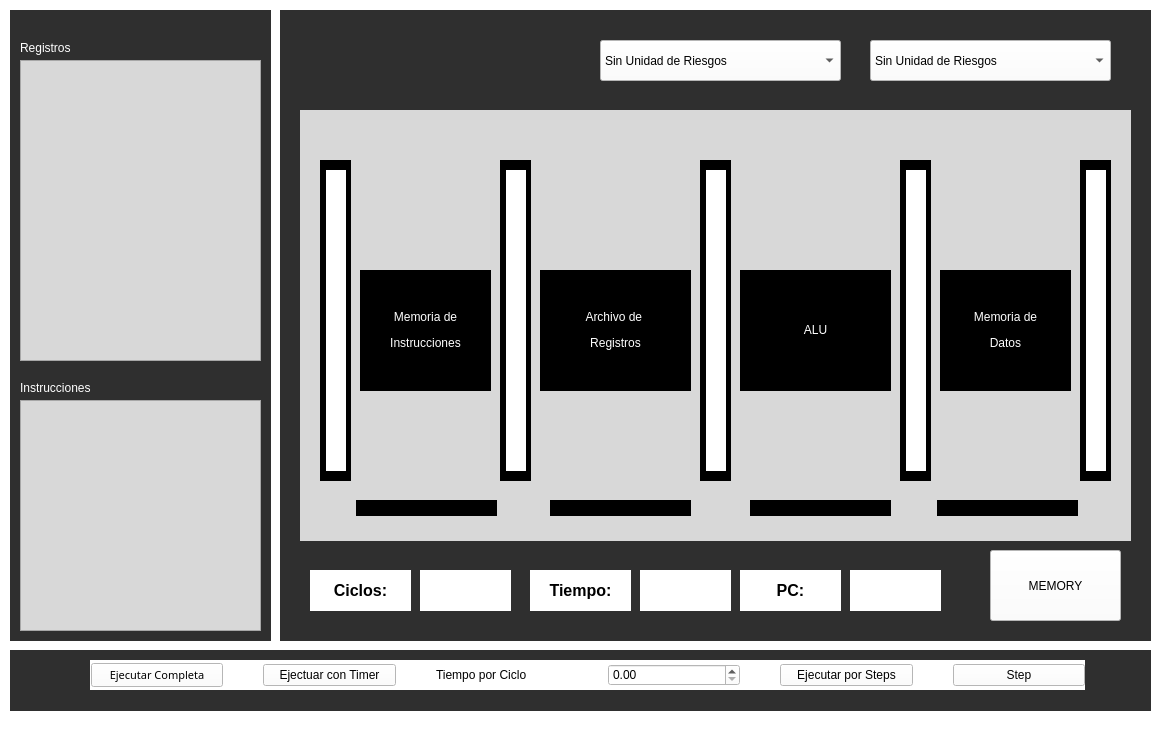
Before: the Qt Designer form PythonProject2/sim.ui in f4bms/Simulador-de-Procesador-Segmentado, drawn with Qt 5.
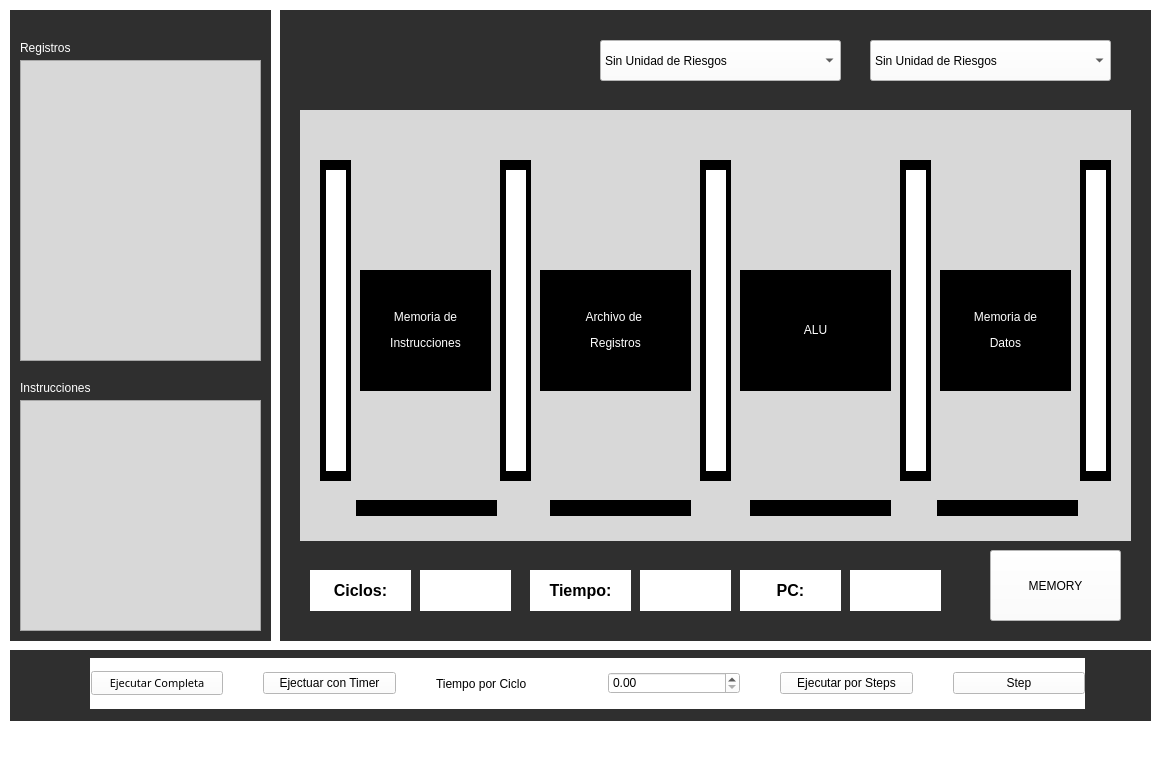
After: the same form once the commit is applied. Icons and pictures are not drawn.

```diff
--- a/PythonProject2/sim.ui
+++ b/PythonProject2/sim.ui
@@ -7,7 +7,7 @@
     <x>0</x>
     <y>0</y>
     <width>1166</width>
-    <height>756</height>
+    <height>764</height>
    </rect>
   </property>
   <property name="windowTitle">
@@ -642,7 +642,7 @@
       <x>10</x>
       <y>650</y>
       <width>1141</width>
-      <height>61</height>
+      <height>71</height>
      </rect>
     </property>
     <property name="styleSheet">
@@ -657,9 +657,9 @@
     <property name="geometry">
      <rect>
       <x>90</x>
-      <y>660</y>
+      <y>658</y>
       <width>995</width>
-      <height>30</height>
+      <height>51</height>
      </rect>
     </property>
     <property name="autoFillBackground">
```
